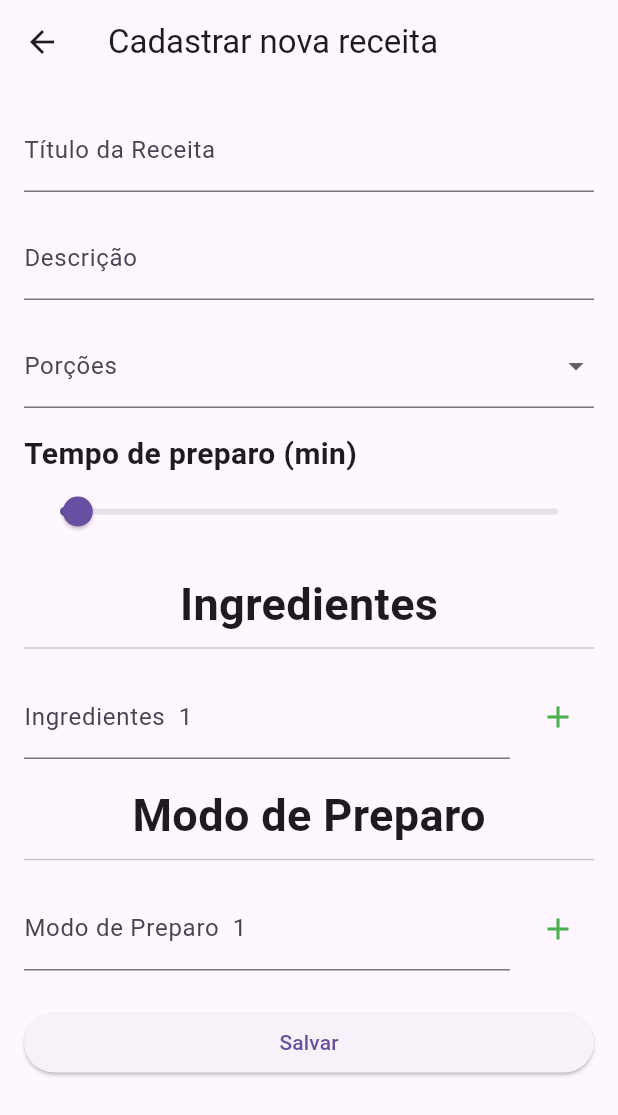
After one commit to victorcassao/programacao-mobile-8A, a Flutter app: the screen it shows after launch, item 2 of the bottom bar chosen, after a tap on "Nova Receita", on a phone screen of 412 x 824 dp. The commit adds this screen. Shown: the top 1115 px of the screen. Run offline on Flutter 3.47's test engine with Material 3 defaults, Android fonts, the phone set to English and light mode, and no system bars.

Commit message:
aula_20250917

```diff
--- a/lib/main.dart
+++ b/lib/main.dart
@@ -1,4 +1,6 @@
 import 'package:flutter/material.dart';
+import 'package:programacao_mobile_8A/data/receitas.dart';
+import 'package:programacao_mobile_8A/pages/cadastro_receita/pagina_cadastro_receita.dart';
 import 'package:programacao_mobile_8A/pages/lista_receitas/pagina_lista_receitas.dart';
 import 'dados_receitas.dart';
 
@@ -48,6 +50,12 @@
     );
   }
 
+  void adicionarNovaReceita(Receita receita){
+    setState(() {
+      minhasReceitas.add(receita.toJson());
+    });
+  }
+
   @override
   Widget build(BuildContext context) {
     final todasReceitas = minhasReceitas;
@@ -66,7 +74,17 @@
         children: telas,
         ),
       floatingActionButton: FloatingActionButton.extended(
-        onPressed: null,
+        onPressed: (){
+          Navigator.of(context).push(
+            MaterialPageRoute(
+              builder: (_){
+                return PaginaCadastroReceita(
+                  onSalvar: adicionarNovaReceita,
+                );
+              }
+            )
+          );
+        },
         label: Text("Nova Receita"),
         icon: Icon(Icons.add, size: 50,),
       ),
--- /dev/null
+++ b/lib/pages/cadastro_receita/pagina_cadastro_receita.dart
@@ -0,0 +1,218 @@
+import 'package:flutter/material.dart';
+import 'package:programacao_mobile_8A/data/receitas.dart';
+
+class PaginaCadastroReceita extends StatefulWidget {
+  final Function(Receita receita) onSalvar;
+  const PaginaCadastroReceita(
+    {
+      required this.onSalvar,
+      super.key
+    }
+  );
+
+  @override
+  State<PaginaCadastroReceita> createState() => _PaginaCadastroReceitaState();
+}
+
+class _PaginaCadastroReceitaState extends State<PaginaCadastroReceita> {
+  final _formKey = GlobalKey<FormState>();
+
+  String _titulo = '';
+  String _descricao = '';
+  int _porcoes = 1;
+  int _tempoPreparo = 10;
+
+  List<TextEditingController> _ingredientesControllers = [
+    TextEditingController(),
+  ];
+  List<TextEditingController> _modoPreparoControllers = [
+    TextEditingController(),
+  ];
+
+  Widget _buildInputList(
+    String label,
+    List<TextEditingController> controllers,
+    VoidCallback aoAdicionar,
+    void Function(int) aoRemover
+  ) {
+    return Column(
+      children: [
+        Center(
+          child: Text(
+            label,
+            style: TextStyle(fontSize: 30, fontWeight: FontWeight.bold),
+          ),
+        ),
+        Divider(),
+        SizedBox(height: 10),
+        ...List.generate(
+          controllers.length,
+          (index) {
+            return Row(
+              children: [
+                Expanded(
+                  child: TextFormField(
+                    controller: controllers[index],
+                    decoration: InputDecoration(
+                      labelText: '$label  ${index + 1}'
+                    ),
+                  )
+                ),
+                SizedBox(width: 8),
+                if (index == controllers.length - 1)
+                  IconButton(
+                    onPressed: aoAdicionar,
+                    icon: Icon(Icons.add),
+                    color: Colors.green,
+                  ),
+                if (controllers.length > 1)
+                  IconButton(
+                    onPressed: () => aoRemover(index),
+                    icon: Icon(Icons.remove),
+                    color: Colors.red,
+                  )
+              ],
+            );
+          }
+        ),
+      ],
+    );
+  }
+
+  void _adicionarIngrediente(){
+    setState(() {
+      _ingredientesControllers.add(TextEditingController());
+    });
+  }
+
+  void _removerIngrediente(int index){
+    setState(() {
+      _ingredientesControllers.removeAt(index);
+    });
+  }
+
+  void _adicionarModoPreparo(){
+    setState(() {
+      _modoPreparoControllers.add(TextEditingController());
+    });
+  }
+
+  void _removerModoPreparo(int index){
+    setState(() {
+      _modoPreparoControllers.removeAt(index);
+    });
+  }
+
+  void _salvarReceita(){
+
+    if (_formKey.currentState!.validate()){
+      _formKey.currentState!.save();
+
+      Receita novaReceita = Receita(
+        titulo: _titulo,
+        descricao: _descricao,
+        estaFavoritada: false,
+        porcoes: _porcoes,
+        tempoPreparo: _tempoPreparo,
+        categorias: [],
+        ingredientes: _ingredientesControllers
+          .map((c) => c.text)
+          .toList(),
+        modoPreparo: _modoPreparoControllers
+          .map((c) => c.text)
+          .toList(),
+      );
+      widget.onSalvar(novaReceita);
+      Navigator.pop(context);
+    }
+  }
+
+  @override
+  Widget build(BuildContext context) {
+    return Scaffold(
+      appBar: AppBar(title: Text("Cadastrar nova receita")),
+      body: Padding(
+        padding: EdgeInsets.all(16),
+        child: Form(
+          key: _formKey,
+          child: ListView(
+            children: [
+              // Título da receita
+              TextFormField(
+                decoration: InputDecoration(labelText: "Título da Receita"),
+                validator: (value) =>
+                    value == null || value.isEmpty ? 'Informe o título' : null,
+                onSaved: (value) => _titulo = value!,
+              ),
+              SizedBox(height: 16),
+              // Descrição
+              TextFormField(
+                decoration: InputDecoration(labelText: "Descrição"),
+                validator: (value) => value == null || value.isEmpty
+                    ? 'Informe a descrição'
+                    : null,
+                onSaved: (value) => _descricao = value!,
+              ),
+              SizedBox(height: 16),
+              // Quantidade de porções
+              DropdownButtonFormField<int>(
+                decoration: InputDecoration(labelText: 'Porções'),
+                items: List.generate(10, (index) => index + 1)
+                    .map((e) => DropdownMenuItem(value: e, child: Text('$e')))
+                    .toList(),
+                onChanged: (value) => setState(() {
+                  _porcoes = value!;
+                }),
+              ),
+              SizedBox(height: 16),
+              // Tempo de preparo
+              Column(
+                crossAxisAlignment: CrossAxisAlignment.start,
+                children: [
+                  Text(
+                    "Tempo de preparo (min)",
+                    style: TextStyle(fontWeight: FontWeight.bold, fontSize: 20),
+                  ),
+                  Slider(
+                    value: _tempoPreparo.toDouble(),
+                    min: 1,
+                    max: 300,
+                    divisions: 299,
+                    label: '${_tempoPreparo.toInt()}',
+                    onChanged: (value) {
+                      setState(() {
+                        _tempoPreparo = value.toInt();
+                      });
+                    },
+                  ),
+                ],
+              ),
+              SizedBox(height: 16),
+              // Ingredientes
+              _buildInputList(
+                "Ingredientes",
+                _ingredientesControllers,
+                _adicionarIngrediente,
+                _removerIngrediente
+              ),
+              SizedBox(height: 16),
+              // Modo de preparo
+              _buildInputList(
+                "Modo de Preparo",
+                _modoPreparoControllers,
+                _adicionarModoPreparo,
+                _removerModoPreparo
+              ),
+              SizedBox(height: 24),
+              // Botão Salvar
+              ElevatedButton(
+                onPressed: _salvarReceita,
+                child: Text("Salvar")
+              )
+            ],
+          ),
+        ),
+      ),
+    );
+  }
+}
```
Also changed, not shown: lib/data/receitas.dart (+14 -0 lines).
